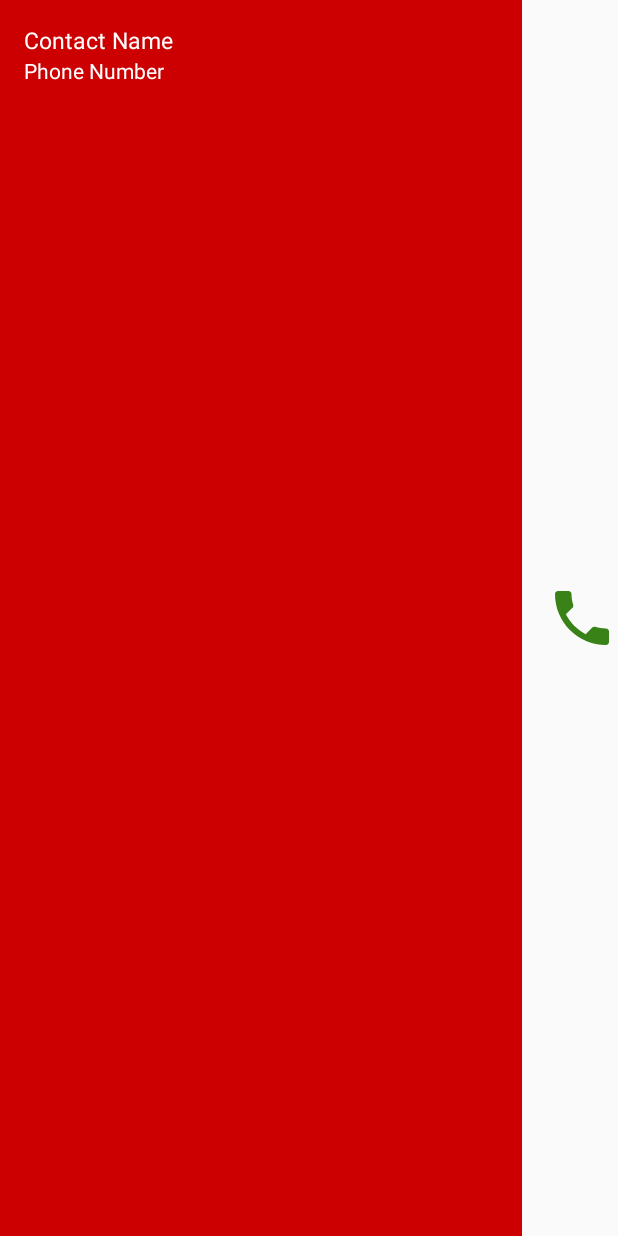
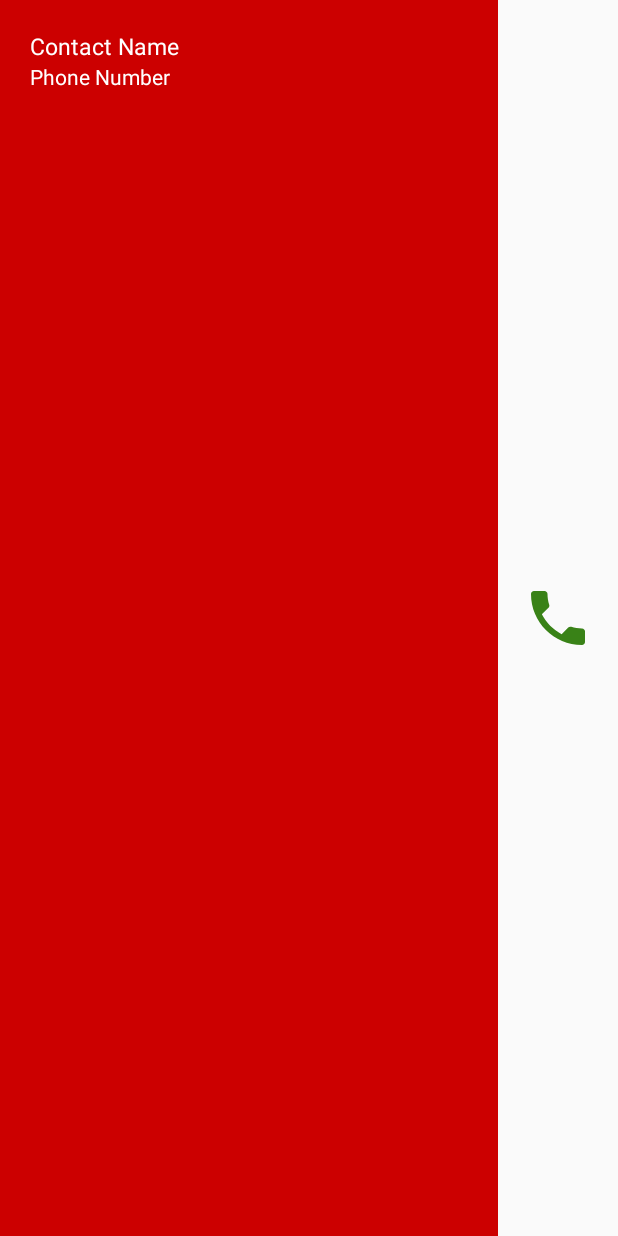
Before and after one commit to krit95/EmergencyCaller, an Android app: the layout custom_layout.xml on its own in the app's theme, with its tools: preview values and no code run, on a phone screen of 412 x 824 dp. Run offline under Robolectric (Android 15) with nearby library versions, the phone set to English and light mode, and no system bars.

Commit message:
Modify listitem

```diff
--- a/app/src/main/java/com/example/emergencycaller/ContactListAdapter.java
+++ b/app/src/main/java/com/example/emergencycaller/ContactListAdapter.java
@@ -44,8 +44,8 @@ class ContactListAdapter extends ArrayAdapter<Contact> {
         TextView number = (TextView) contactDetailsLayout.findViewById(R.id.phNo);
         number.setText(currentContact.getPhoneNumber());
 
-        if(currentContact.isWhitelisted()){
-//            contactDetailsLayout.setBackgroundColor(Color.parseColor("#e29791"));
+        if(!currentContact.isWhitelisted()){
+            contactDetailsLayout.setBackgroundColor(Color.WHITE);
         }
 
         contactDetailsLayout.setOnClickListener(new View.OnClickListener() {
--- a/app/src/main/res/layout/custom_layout.xml
+++ b/app/src/main/res/layout/custom_layout.xml
@@ -13,14 +13,14 @@
         android:layout_alignParentRight="true"
         android:layout_centerInParent="true"
         android:background="#00000000"
-        android:paddingLeft="16dp"/>
+        android:padding="16dp"/>
     <RelativeLayout
         android:id="@+id/contact_details"
         android:layout_width="match_parent"
         android:layout_height="match_parent"
         android:layout_toLeftOf="@id/normal_call"
-        android:background="@drawable/contact_details_bg"
-        android:padding="16dp">
+        android:background="@android:color/holo_red_dark"
+        android:padding="20dp">
         <TextView
             android:id="@+id/cName"
             android:layout_width="wrap_content"
```
Also changed, not shown: app/src/main/java/com/example/emergencycaller/MainActivity.java (+1 -9 lines), app/src/main/res/layout/activity_main.xml (+1 -10 lines).
